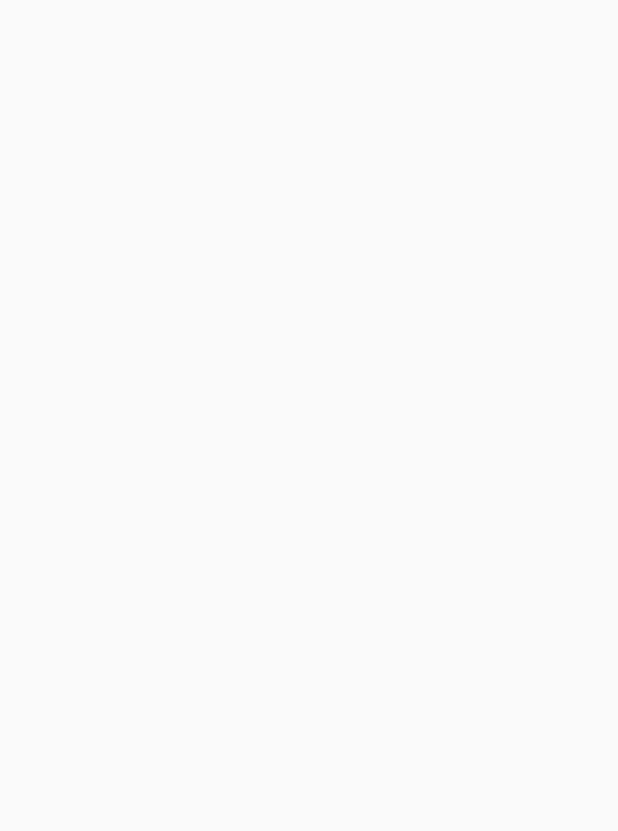
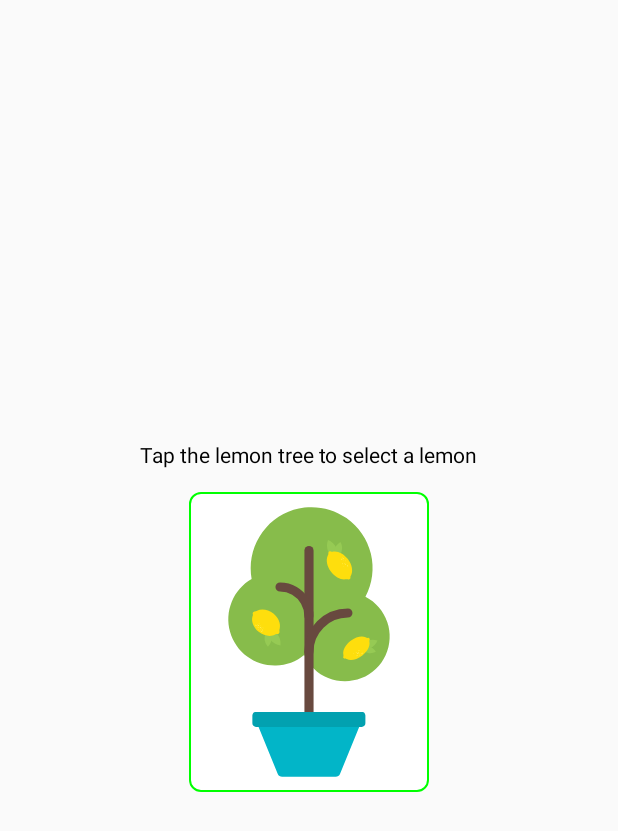
Before and after one commit to GuilhermeDellatin/Happy-Birthday, an Android app built with Jetpack Compose: the DigitalLemonadeActivity screen opened directly, with no data from a screen before it, on a phone screen of 412 x 824 dp. Before the commit the part shown is empty. Shown: the top 831 px of the screen. Run offline under Robolectric (Android 15) with nearby library versions, the phone set to English and light mode, and no system bars.

Commit message:
Codelab(Project: Digital Lemonade) - Create component and functionalities

```diff
--- a/app/src/main/java/com/gfdellatin/happybirthday/DigitalLemonadeActivity.kt
+++ b/app/src/main/java/com/gfdellatin/happybirthday/DigitalLemonadeActivity.kt
@@ -1,33 +1,136 @@
 package com.gfdellatin.happybirthday
 
+import android.content.Context
 import android.os.Bundle
+import android.widget.Toast
 import androidx.activity.ComponentActivity
 import androidx.activity.compose.setContent
-import androidx.compose.foundation.layout.fillMaxSize
-import androidx.compose.material.MaterialTheme
+import androidx.compose.foundation.BorderStroke
+import androidx.compose.foundation.Image
+import androidx.compose.foundation.clickable
+import androidx.compose.foundation.layout.*
+import androidx.compose.foundation.shape.RoundedCornerShape
 import androidx.compose.material.Surface
 import androidx.compose.material.Text
-import androidx.compose.runtime.Composable
+import androidx.compose.runtime.*
+import androidx.compose.ui.Alignment
 import androidx.compose.ui.Modifier
+import androidx.compose.ui.graphics.Color
+import androidx.compose.ui.platform.LocalContext
+import androidx.compose.ui.res.painterResource
+import androidx.compose.ui.res.stringResource
 import androidx.compose.ui.tooling.preview.Preview
-import com.gfdellatin.happybirthday.ui.theme.HappyBirthdayTheme
+import androidx.compose.ui.unit.dp
 
 class DigitalLemonadeActivity : ComponentActivity() {
     override fun onCreate(savedInstanceState: Bundle?) {
         super.onCreate(savedInstanceState)
         setContent {
-
+            DigitalLemonadeApp()
         }
     }
 }
 
 @Composable
-fun Greeting(name: String) {
-    Text(text = "Hello $name!")
+fun DigitalLemonade(
+    stringResource: Int,
+    drawable: Int,
+    contentDescription: Int,
+    onClick: () -> Unit,
+    modifier: Modifier = Modifier
+) {
+
+    Column(
+        modifier = modifier
+            .fillMaxSize(),
+        horizontalAlignment = Alignment.CenterHorizontally,
+        verticalArrangement = Arrangement.Center
+    ) {
+        Text(text = stringResource(id = stringResource))
+        Spacer(modifier = Modifier.height(16.dp))
+
+        Surface(
+            shape = RoundedCornerShape(8.dp),
+            border = BorderStroke(1.dp, color = Color.Green)
+        ) {
+            Image(
+                painterResource(id = drawable),
+                contentDescription = stringResource(id = contentDescription),
+                modifier = Modifier
+                    .clickable(
+                        onClick = onClick
+                    )
+            )
+        }
+
+
+    }
 }
 
-@Preview(showBackground = true)
 @Composable
-fun DefaultPreview() {
+fun DigitalLemonadeApp() {
 
+    var currentStage by remember { mutableStateOf(1) }
+
+    var squeezeCount by remember { mutableStateOf(0) }
+
+    when (currentStage) {
+
+        1 -> {
+            DigitalLemonade(
+                stringResource = R.string.select_lemon,
+                drawable = R.drawable.lemon_tree,
+                contentDescription = R.string.lemon_tree_content_description,
+                onClick = {
+                    currentStage++
+
+                    squeezeCount = (2..4).random()
+                }
+            )
+        }
+        2 -> {
+            val context = LocalContext.current
+            DigitalLemonade(
+                stringResource = R.string.squeeze_lemon,
+                drawable = R.drawable.lemon_squeeze,
+                contentDescription = R.string.lemon_content_description,
+                onClick = {
+                    squeezeCount--
+                    Toast.makeText(
+                        context,
+                        "Continue click to squeeze lemon",
+                        Toast.LENGTH_SHORT
+                    ).show()
+                    if (squeezeCount == 0) {
+                        currentStage++
+                    }
+                }
+            )
+        }
+        3 -> {
+            DigitalLemonade(
+                stringResource = R.string.drink_lemonade,
+                drawable = R.drawable.lemon_drink,
+                contentDescription = R.string.glass_of_lemonade_content_description,
+                onClick = {
+                    currentStage++
+                }
+            )
+        }
+        4 -> {
+            DigitalLemonade(
+                stringResource = R.string.tap_to_empty,
+                drawable = R.drawable.lemon_restart,
+                contentDescription = R.string.empty_glass_content_description,
+                onClick = {
+                    currentStage = 1
+                })
+        }
+    }
 }
+
+@Preview(showBackground = true, showSystemUi = true)
+@Composable
+fun DigitalLemonadeAppPreview() {
+    DigitalLemonadeApp()
+}
```
